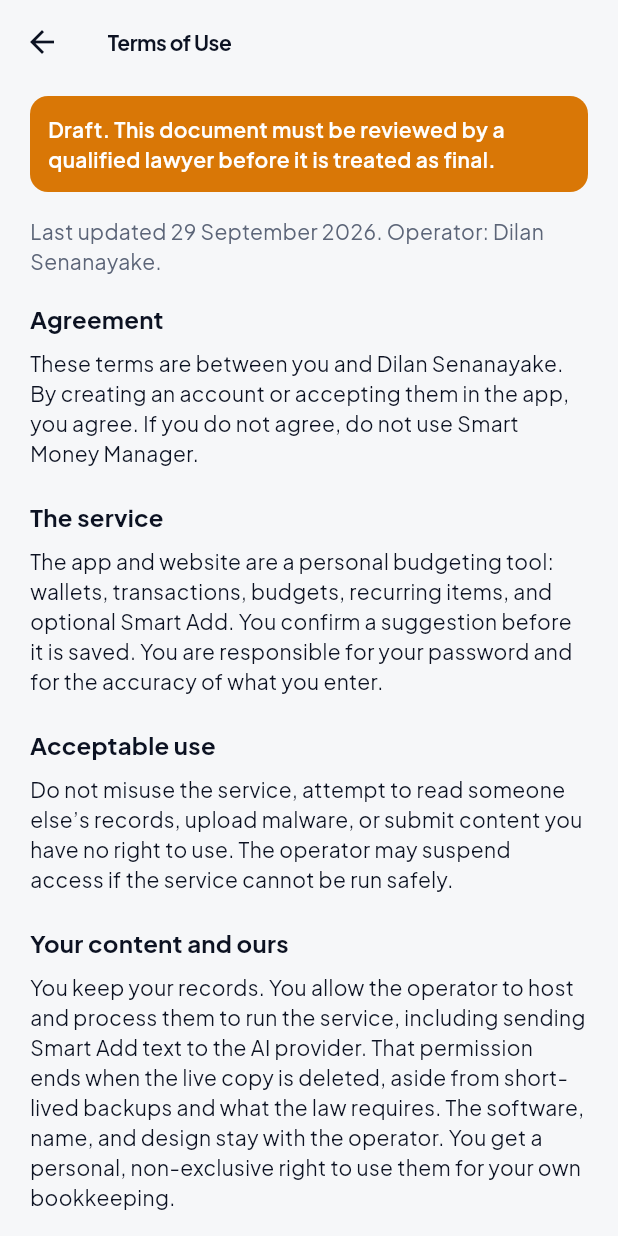
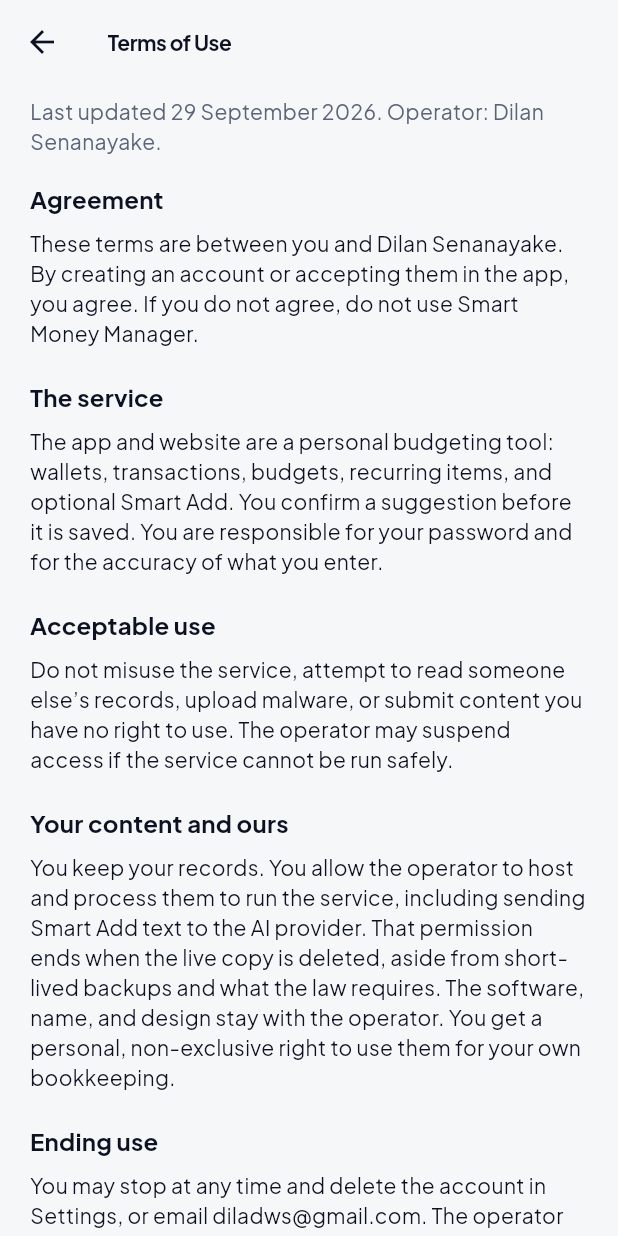
Before and after one commit to DilanSenanayake/money-manager, a Flutter app: the screen it shows after launch, after a tap on "Read Terms of Use", on a phone screen of 412 x 824 dp. Run offline on Flutter 3.47's test engine with Material 3 defaults, Android fonts, the phone set to English and light mode, and no system bars; our stand-ins replace dio, equatable, fl_chart, flutter_dotenv, flutter_riverpod, flutter_secure_storage and 8 more; missing offline and left inert: google_mlkit_text_recognition; accounts and stored records are empty.

Commit message:
Refine legal document messaging and remove draft indications
- Updated the production checklist to remove the draft status for legal URLs.
- Simplified consent page messaging by removing the draft disclaimer.
- Eliminated draft notifications from the legal document page and consent banner.
- Adjusted the legal page to remove redundant draft warnings, clarifying document status.

```diff
--- a/apps/mobile/lib/features/authentication/presentation/consent_page.dart
+++ b/apps/mobile/lib/features/authentication/presentation/consent_page.dart
@@ -56,7 +56,7 @@
             ),
             const SizedBox(height: 8),
             Text(
-              'The hosted copies are drafts until a qualified lawyer reviews them. Operator: ${AppConfig.operatorName}.',
+              'Operator: ${AppConfig.operatorName}.',
               style: TextStyle(color: context.muted),
             ),
             const SizedBox(height: 16),
--- a/apps/mobile/lib/features/settings/presentation/legal_document_page.dart
+++ b/apps/mobile/lib/features/settings/presentation/legal_document_page.dart
@@ -18,22 +18,6 @@
       body: ListView(
         padding: AppSpacing.page,
         children: [
-          Container(
-            width: double.infinity,
-            padding: const EdgeInsets.all(12),
-            decoration: BoxDecoration(
-              color: Theme.of(context).colorScheme.tertiaryContainer,
-              borderRadius: BorderRadius.circular(AppRadius.sm),
-            ),
-            child: Text(
-              'Draft. This document must be reviewed by a qualified lawyer before it is treated as final.',
-              style: TextStyle(
-                color: Theme.of(context).colorScheme.onTertiaryContainer,
-                fontWeight: FontWeight.w600,
-              ),
-            ),
-          ),
-          const SizedBox(height: 16),
           Text(
             'Last updated 29 September 2026. Operator: ${AppConfig.operatorName}.',
             style: TextStyle(color: context.muted),
```
Also changed, not shown: 3 other files.
